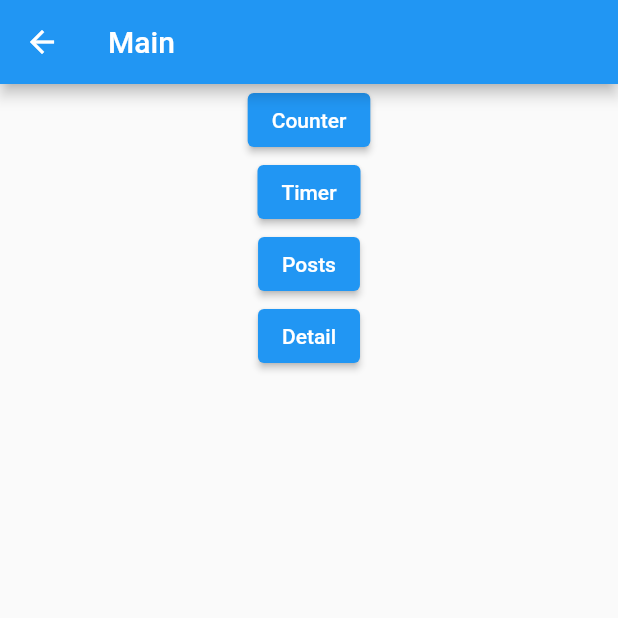
After one commit to igorskh/flutter_bloc_play, a Flutter app: the MainScreen screen opened directly, after a tap on "Counter", on a phone screen of 412 x 824 dp, the top half of it. The commit adds this screen. Run offline on Flutter 3.47's test engine with Material 2 defaults, Android fonts, the phone set to English and light mode, and no system bars; our stand-ins replace bloc, equatable, flutter_bloc, rxdart.

Commit message:
implement navigator with bloc

```diff
--- a/lib/counter/view/counter_view.dart
+++ b/lib/counter/view/counter_view.dart
@@ -13,12 +13,14 @@ class ControlButtons extends StatelessWidget {
       children: <Widget>[
         FloatingActionButton(
           key: const Key('counterView_increment'),
+          heroTag: 'counterView_increment',
           child: const Icon(Icons.add),
           onPressed: () => context.read<CounterCubit>().increment(),
         ),
         const SizedBox(height: 8),
         FloatingActionButton(
           key: const Key('counterView_decrement'),
+          heroTag: 'counterView_decrement',
           child: const Icon(Icons.remove),
           onPressed: () => context.read<CounterCubit>().decrement(),
         ),
--- /dev/null
+++ b/lib/navigator_with_bloc/app.dart
@@ -0,0 +1,21 @@
+import 'package:flutter/material.dart';
+import 'package:flutter_bloc/flutter_bloc.dart';
+
+import './router/bloc/router_bloc.dart';
+import './router/router.dart';
+
+class MyApp extends StatelessWidget {
+  final RouterBloc routerBloc = RouterBloc();
+
+  @override
+  Widget build(BuildContext context) {
+    return BlocProvider<RouterBloc>(
+      create: (_) => routerBloc,
+      child: MaterialApp.router(
+        debugShowCheckedModeBanner: false,
+        routerDelegate: AppRouterDelegate(routerBloc: routerBloc),
+        routeInformationParser: AppRouteInformationParser(),
+      ),
+    );
+  }
+}
--- /dev/null
+++ b/lib/navigator_with_bloc/main.dart
@@ -0,0 +1,7 @@
+import 'package:flutter/material.dart';
+
+import 'app.dart';
+
+void main() {
+  runApp(MyApp());
+}
--- /dev/null
+++ b/lib/navigator_with_bloc/router/app_route.dart
@@ -0,0 +1,42 @@
+part of 'router.dart';
+
+AppRoute parseRoute(Uri uri) {
+  // Handle '/'
+  if (uri.pathSegments.isEmpty) {
+    return AppRoute.main();
+  }
+
+  if (uri.pathSegments.length == 1) {
+    if (uri.pathSegments[0] == 'home') {
+      return AppRoute.home();
+    }
+  }
+
+  if (uri.pathSegments.length == 2) {
+    if (uri.pathSegments[0] == 'detail') {
+      var detailId = int.tryParse(uri.pathSegments[1]) ?? 0;
+      return AppRoute.detail(id: detailId);
+    }
+  }
+
+  return AppRoute.unknown();
+}
+
+class AppRoute {
+  final AppPages page;
+  int id = 0;
+
+  AppRoute.main() : page = AppPages.main;
+
+  AppRoute.home() : page = AppPages.home;
+
+  AppRoute.timer() : page = AppPages.timer;
+
+  AppRoute.posts() : page = AppPages.posts;
+
+  AppRoute.detail({required this.id}) : page = AppPages.detail;
+
+  AppRoute.unknown() : page = AppPages.unknown;
+
+  bool isPage(AppPages reqPage) => reqPage == page;
+}
--- /dev/null
+++ b/lib/navigator_with_bloc/router/app_route_information_parser.dart
@@ -0,0 +1,30 @@
+part of 'router.dart';
+
+class AppRouteInformationParser extends RouteInformationParser<AppRoute> {
+  @override
+  Future<AppRoute> parseRouteInformation(
+      RouteInformation routeInformation) async {
+    final uri = Uri.parse(routeInformation.location!);
+    return parseRoute(uri);
+  }
+
+  @override
+  RouteInformation restoreRouteInformation(AppRoute path) {
+    if (path.isPage(AppPages.main)) {
+      return RouteInformation(location: '/');
+    }
+    if (path.isPage(AppPages.home)) {
+      return RouteInformation(location: '/home');
+    }
+    if (path.isPage(AppPages.detail)) {
+      return RouteInformation(location: '/detail/${path.id}');
+    }
+    if (path.isPage(AppPages.timer)) {
+      return RouteInformation(location: '/timer');
+    }
+    if (path.isPage(AppPages.posts)) {
+      return RouteInformation(location: '/posts');
+    }
+    return RouteInformation(location: '/404');
+  }
+}
--- /dev/null
+++ b/lib/navigator_with_bloc/router/bloc/route_to_page.dart
@@ -0,0 +1,46 @@
+import 'package:counter_bloc/counter/view/counter_page.dart';
+import 'package:counter_bloc/navigator_with_bloc/screens/detail_screen.dart';
+import 'package:counter_bloc/navigator_with_bloc/screens/main_screen.dart';
+import 'package:counter_bloc/navigator_with_bloc/screens/unknown_screen.dart';
+import 'package:counter_bloc/posts/posts.dart';
+import 'package:counter_bloc/timer/timer.dart';
+import 'package:flutter/material.dart';
+
+import '../router.dart';
+
+Page routeToPage(AppRoute route) {
+  final Widget child;
+  final String name;
+  final ValueKey key;
+
+  if (route.isPage(AppPages.main)) {
+    child = MainScreen();
+    name = '/';
+    key = ValueKey('MainScreen');
+  } else if (route.isPage(AppPages.home)) {
+    child = CounterScreen();
+    name = '/home';
+    key = ValueKey('HomeScreen');
+  } else if (route.isPage(AppPages.detail)) {
+    child = DetailScreen(index: route.id);
+    name = '/detail/${route.id}';
+    key = ValueKey('Detail${route.id}');
+  } else if (route.isPage(AppPages.timer)) {
+    child = TimerScreen();
+    name = '/timer';
+    key = ValueKey('Timer');
+  } else if (route.isPage(AppPages.posts)) {
+    child = PostsScreen();
+    name = '/posts';
+    key = ValueKey('Posts');
+  } else {
+    child = UnknownScreen();
+    name = '/404';
+    key = ValueKey('UnknownScreen');
+  }
+  return MaterialPage(
+    child: child,
+    name: name,
+    key: key,
+  );
+}
--- /dev/null
+++ b/lib/navigator_with_bloc/router/bloc/router_bloc.dart
@@ -0,0 +1,76 @@
+import 'dart:async';
+
+import 'package:bloc/bloc.dart';
+import 'package:flutter/material.dart';
+import 'package:flutter_bloc/flutter_bloc.dart';
+import 'package:meta/meta.dart';
+
+import '../router.dart';
+import 'route_to_page.dart';
+
+part 'router_event.dart';
+part 'router_state.dart';
+
+class RouterBloc extends Bloc<RouterEvent, RouterState> {
+  RouterBloc()
+      : super(
+          RouterState(pages: [
+            routeToPage(AppRoute.main()),
+          ]),
+        );
+
+  void Function() notifyListeners = () => {};
+  final GlobalKey<NavigatorState> navigatorKey = GlobalKey<NavigatorState>();
+
+  AppRoute get currentPath {
+    return parseRoute(Uri.parse(state.pages.last.name!));
+  }
+
+  @override
+  Stream<RouterState> mapEventToState(
+    RouterEvent event,
+  ) async* {
+    if (event is RouterPop) {
+      yield await _routerPopToState(event, state);
+    } else if (event is RouterPush) {
+      yield await _routerPushToState(event, state);
+    } else if (event is RouterReplace) {
+      yield await _routerReplaceToState(event.route, state);
+    } else if (event is RouterNewPath) {
+      yield await _routerReplaceToState(event.route, state);
+    }
+    notifyListeners();
+  }
+
+  Future<RouterState> _routerReplaceToState(
+      AppRoute route, RouterState state) async {
+    var newPage = routeToPage(route);
+
+    if (newPage.key == state.pages.last.key) {
+      return state;
+    }
+    return state.copyWith(
+      pages: [
+        newPage,
+      ],
+    );
+  }
+
+  Future<RouterState> _routerPopToState(
+      RouterPop event, RouterState state) async {
+    state.pages.remove(event.page);
+    return state.copyWith(
+      pages: state.pages,
+    );
+  }
+
+  Future<RouterState> _routerPushToState(
+      RouterPush event, RouterState state) async {
+    state.pages.add(
+      routeToPage(event.route),
+    );
+    return state.copyWith(
+      pages: state.pages,
+    );
+  }
+}
--- /dev/null
+++ b/lib/navigator_with_bloc/router/bloc/router_event.dart
@@ -0,0 +1,30 @@
+part of 'router_bloc.dart';
+
+@immutable
+abstract class RouterEvent {
+  const RouterEvent();
+}
+
+class RouterPop extends RouterEvent {
+  final Page page;
+
+  const RouterPop({required this.page});
+}
+
+class RouterPush extends RouterEvent {
+  final AppRoute route;
+
+  const RouterPush({required this.route});
+}
+
+class RouterReplace extends RouterEvent {
+  final AppRoute route;
+
+  const RouterReplace({required this.route});
+}
+
+class RouterNewPath extends RouterEvent {
+  final AppRoute route;
+
+  const RouterNewPath({required this.route});
+}
--- /dev/null
+++ b/lib/navigator_with_bloc/router/bloc/router_state.dart
@@ -0,0 +1,17 @@
+part of 'router_bloc.dart';
+
+class RouterState {
+  const RouterState({
+    required this.pages,
+  });
+
+  final List<Page> pages;
+
+  RouterState copyWith({
+    List<Page>? pages,
+  }) {
+    return RouterState(
+      pages: pages ?? this.pages,
+    );
+  }
+}
--- /dev/null
+++ b/lib/navigator_with_bloc/router/router.dart
@@ -0,0 +1,10 @@
+import 'package:flutter/material.dart';
+import 'package:flutter_bloc/flutter_bloc.dart';
+
+import './bloc/router_bloc.dart';
+
+part 'app_route.dart';
+part 'app_route_information_parser.dart';
+part 'app_router_delegate.dart';
+
+enum AppPages { main, home, unknown, detail, timer, posts }
--- /dev/null
+++ b/lib/navigator_with_bloc/screens/main_screen.dart
@@ -0,0 +1,49 @@
+import 'package:flutter/material.dart';
+import 'package:flutter_bloc/flutter_bloc.dart';
+
+import '../router/bloc/router_bloc.dart';
+import '../router/router.dart';
+
+class MainScreen extends StatefulWidget {
+  const MainScreen({Key? key}) : super(key: key);
+
+  @override
+  _MainScreenState createState() => _MainScreenState();
+}
+
+class _MainScreenState extends State<MainScreen> {
+  void _navigate(AppRoute route) {
+    BlocProvider.of<RouterBloc>(context).add(
+      RouterPush(route: route),
+    );
+  }
+
+  void _navigateDetail() {
+    BlocProvider.of<RouterBloc>(context).add(
+      RouterPush(route: AppRoute.detail(id: 0)),
+    );
+  }
+
+  @override
+  Widget build(BuildContext context) {
+    return Scaffold(
+      appBar: AppBar(title: Text('Main')),
+      body: Center(
+        child: Column(
+          children: [
+            ElevatedButton(
+                onPressed: () => _navigate(AppRoute.home()),
+                child: Text('Counter')),
+            ElevatedButton(
+                onPressed: () => _navigate(AppRoute.timer()),
+                child: Text('Timer')),
+            ElevatedButton(
+                onPressed: () => _navigate(AppRoute.posts()),
+                child: Text('Posts')),
+            ElevatedButton(onPressed: _navigateDetail, child: Text('Detail')),
+          ],
+        ),
+      ),
+    );
+  }
+}
```
Also changed, not shown: lib/navigator_with_bloc/router/app_router_delegate.dart (added, +47 -0 lines), lib/navigator_with_bloc/screens/detail_screen.dart (added, +49 -0 lines), lib/navigator_with_bloc/screens/unknown_screen.dart (added, +10 -0 lines).
